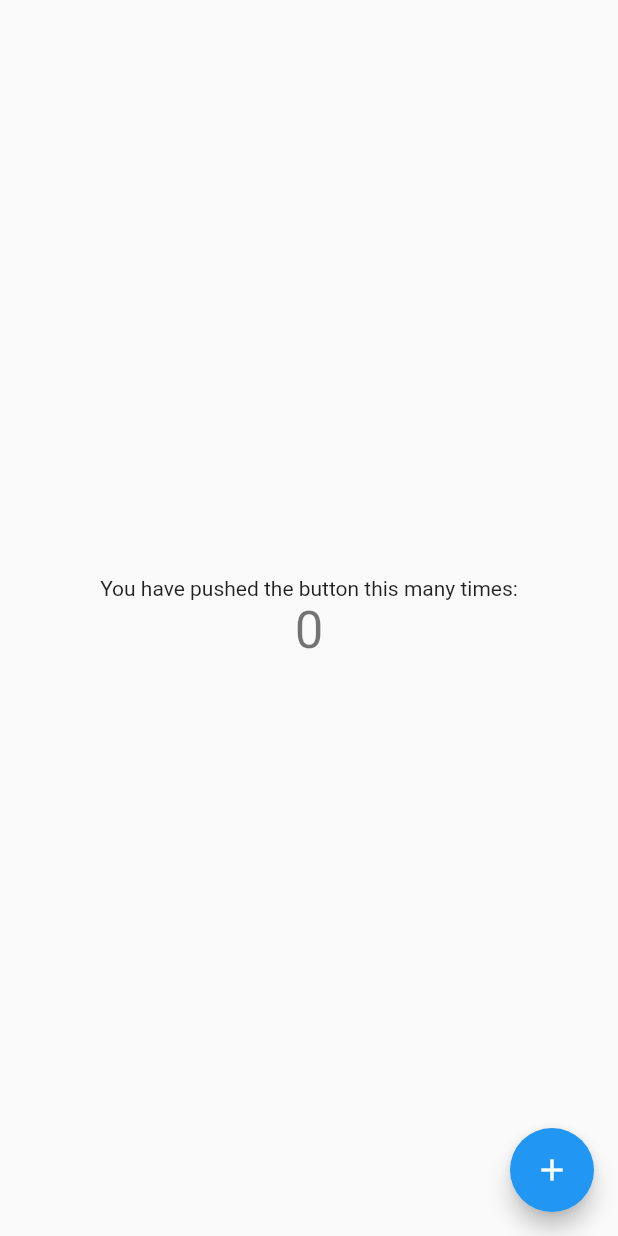
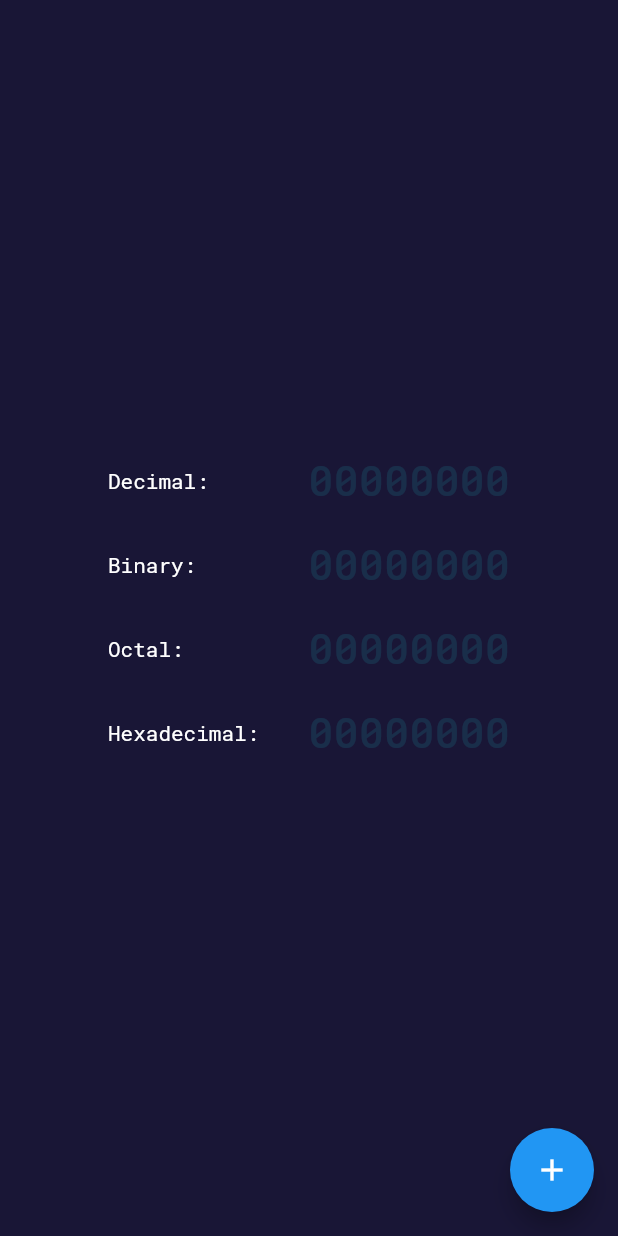
Before and after one commit to imaNNeo/number_representations_counter, a Flutter app: the screen it shows after launch, on a phone screen of 412 x 824 dp. Run offline on Flutter 3.47's test engine with Material 2 defaults, Android fonts, the phone set to English and light mode, and no system bars; our stand-ins replace google_fonts.

Commit message:
Implement representations.

```diff
--- a/lib/main.dart
+++ b/lib/main.dart
@@ -1,4 +1,5 @@
 import 'package:flutter/material.dart';
+import 'package:google_fonts/google_fonts.dart';
 
 void main() {
   runApp(MyApp());
@@ -10,6 +11,9 @@ class MyApp extends StatelessWidget {
     return MaterialApp(
       title: 'Flutter Demo',
       theme: ThemeData(
+        textTheme: GoogleFonts.robotoMonoTextTheme(
+          Theme.of(context).textTheme,
+        ),
         primarySwatch: Colors.blue,
         visualDensity: VisualDensity.adaptivePlatformDensity,
       ),
@@ -18,8 +22,17 @@ class MyApp extends StatelessWidget {
   }
 }
 
+List<Representation> representations = [
+  Representation(title: 'Decimal', converter: (number) => number.toString().padLeft(8, '0')),
+  Representation(title: 'Binary', converter: (number) => number.toRadixString(2).padLeft(8, '0')),
+  Representation(title: 'Octal', converter: (number) => number.toRadixString(8).padLeft(8, '0')),
+  Representation(title: 'Hexadecimal', converter: (number) => number.toRadixString(16).padLeft(8, '0')),
+];
+
 class MyHomePage extends StatefulWidget {
-  MyHomePage({Key key,}) : super(key: key);
+  MyHomePage({
+    Key key,
+  }) : super(key: key);
 
   @override
   _MyHomePageState createState() => _MyHomePageState();
@@ -37,18 +50,25 @@ class _MyHomePageState extends State<MyHomePage> {
   @override
   Widget build(BuildContext context) {
     return Scaffold(
+      backgroundColor: Color(0xFF191636),
       body: Center(
-        child: Column(
-          mainAxisAlignment: MainAxisAlignment.center,
-          children: <Widget>[
-            Text(
-              'You have pushed the button this many times:',
-            ),
-            Text(
-              '$_counter',
-              style: Theme.of(context).textTheme.headline4,
-            ),
-          ],
+        child: Container(
+          width: 300,
+          child: Column(
+            mainAxisAlignment: MainAxisAlignment.center,
+            crossAxisAlignment: CrossAxisAlignment.center,
+            children: representations.map((representer) {
+              return Padding(
+                padding: EdgeInsets.only(bottom: 16),
+                child: RepresentationRow(
+                  title: representer.title,
+                  letters: representer.converter(
+                    _counter,
+                  ),
+                ),
+              );
+            }).toList(),
+          ),
         ),
       ),
       floatingActionButton: FloatingActionButton(
@@ -59,3 +79,140 @@ class _MyHomePageState extends State<MyHomePage> {
     );
   }
 }
+
+class Representation {
+  final String title;
+  final String Function(int) converter;
+
+  Representation({
+    @required this.title,
+    @required this.converter,
+  });
+}
+
+class RepresentationRow extends StatelessWidget {
+  final String title;
+  final String letters;
+
+  const RepresentationRow({
+    Key key,
+    @required this.title,
+    @required this.letters,
+  }) : super(key: key);
+
+  @override
+  Widget build(BuildContext context) {
+    return Container(
+      height: 40,
+      padding: EdgeInsets.symmetric(horizontal: 16),
+      child: Row(
+        children: [
+          Text(
+            '$title:',
+            style: TextStyle(color: Colors.white),
+          ),
+          Expanded(child: Container()),
+          LettersWidget(
+            '$letters',
+          )
+        ],
+      ),
+    );
+  }
+}
+
+final colors = [
+  Colors.purpleAccent,
+  Colors.greenAccent,
+  Colors.redAccent,
+  Colors.cyanAccent,
+  Colors.yellowAccent,
+];
+
+class LettersWidget extends StatelessWidget {
+  final String letters;
+
+  const LettersWidget(
+    this.letters, {
+    Key key,
+  }) : super(key: key);
+
+  @override
+  Widget build(BuildContext context) {
+    int numberStartPos = findStartingPoint(letters);
+    return Row(
+      children: letters.characters.toList().asMap().entries.map((entry) {
+        final index = entry.key;
+        final letter = entry.value;
+        return LetterWidget(
+          letter: letter,
+          opacity: index >= numberStartPos ? 1.0 : 0.1,
+        );
+      }).toList(),
+    );
+  }
+}
+
+int findStartingPoint(String letters) {
+  for (int i = 0; i < letters.length; i++) {
+    if (letters[i] != '0') {
+      return i;
+    }
+  }
+  return letters.length;
+}
+
+class LetterWidget extends StatelessWidget {
+  final String letter;
+  final double opacity;
+
+  const LetterWidget({
+    @required this.letter,
+    this.opacity = 1.0,
+    Key key,
+  })  : assert(letter.length == 1),
+        super(key: key);
+
+  @override
+  Widget build(BuildContext context) {
+    return AnimatedSwitcher(
+      duration: const Duration(milliseconds: 500),
+      // transitionBuilder: (Widget child, Animation<double> animation) {
+      //   return ScaleUpTransition(child: child, scale: animation);
+      // },
+      child: Text(
+        letter.toUpperCase(),
+        key: ValueKey<String>(letter),
+        style: TextStyle(
+          color: colors[letter.codeUnitAt(0) % colors.length].withOpacity(opacity),
+          fontSize: 28,
+          fontWeight: FontWeight.w500,
+        ),
+      ),
+    );
+  }
+}
+
+class ScaleUpTransition extends AnimatedWidget {
+  const ScaleUpTransition({
+    Key key,
+    @required Animation<double> scale,
+    this.child,
+  })  : assert(scale != null),
+        super(key: key, listenable: scale);
+
+  Animation<double> get scale => listenable as Animation<double>;
+
+  final Widget child;
+
+  @override
+  Widget build(BuildContext context) {
+    final double scaleValue = scale.value;
+    final Matrix4 transform = Matrix4.identity()..scale(scaleValue, scaleValue, 1.0);
+    return Transform(
+      transform: transform,
+      alignment: Alignment.center,
+      child: child,
+    );
+  }
+}
```
